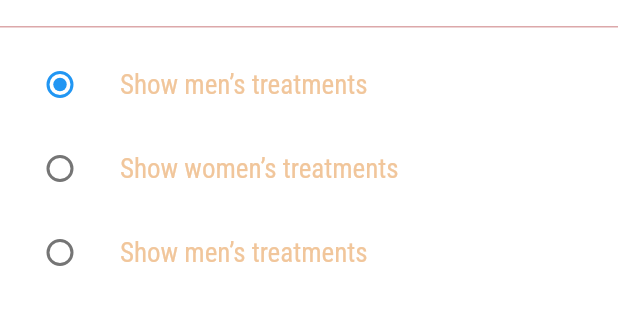
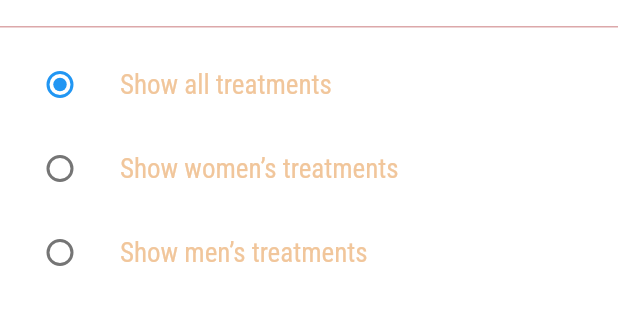
Before and after one commit to latiosthinh/mybeauty-flutter, a Flutter app: the ContentPreferenceScreen screen opened by its route, on a phone screen of 412 x 824 dp, the part 58-383 px from its top. Run offline on Flutter 3.47's test engine with Material 2 defaults, Android fonts, the phone set to English and light mode, and no system bars; our stand-ins replace cloud_firestore, firebase_auth, firebase_core, firebase_storage, flutter_svg, google_fonts and 2 more; accounts and stored records are empty; generated files the repository leaves out were written again.

Commit message:
hive content

```diff
--- /dev/null
+++ b/lib/data/models/content.dart
@@ -0,0 +1,14 @@
+import 'package:hive_flutter/adapters.dart';
+
+part 'content.g.dart';
+
+@HiveType(typeId: 2)
+class ContentHive extends HiveObject {
+  static const String boxKey = 'content';
+
+  @HiveField(0)
+  late String id;
+
+  @HiveField(1)
+  late String name;
+}
--- a/lib/data/models/index.dart
+++ b/lib/data/models/index.dart
@@ -1 +1,2 @@
 export 'country.dart';
+export 'content.dart';
--- a/lib/models/setting.dart
+++ b/lib/models/setting.dart
@@ -56,7 +56,7 @@ List<String> listTerm = [
 ];
 
 List<ContentPreference> listContentPreference = [
-  ContentPreference('all', 'Show men’s treatments'),
+  ContentPreference('all', 'Show all treatments'),
   ContentPreference('women', 'Show women’s treatments'),
   ContentPreference('men', 'Show men’s treatments'),
 ];
--- a/lib/screens/setting/country_screen.dart
+++ b/lib/screens/setting/country_screen.dart
@@ -20,7 +20,7 @@ class _CountryScreenState extends State<CountryScreen> {
   @override
   void initState() {
     selected = listCountry
-        .where((element) => element.code == _db.getActiveLanguage()?.code)
+        .where((element) => element.code == _db.getActiveLanguage().code)
         .first;
     super.initState();
   }
--- a/lib/screens/setting/setting_screen.dart
+++ b/lib/screens/setting/setting_screen.dart
@@ -89,8 +89,8 @@ class _SettingScreenState extends State<SettingScreen> {
                           menuSettings[i].key == 'content-preference',
                       child: Text(
                         menuSettings[i].key == 'country'
-                            ? _db.getActiveLanguage()?.name ?? 'United Kingdom'
-                            : 'All',
+                            ? _db.getActiveLanguage().name
+                            : _db.getActiveContent().id,
                         style:
                             const TextStyle(color: orangeColor, fontSize: 18.0),
                       )),
```
Also changed, not shown: lib/data/index.dart (+22 -4 lines), lib/screens/setting/content_perference_screen.dart (+7 -0 lines), lib/data/models/content.g.dart (added).
